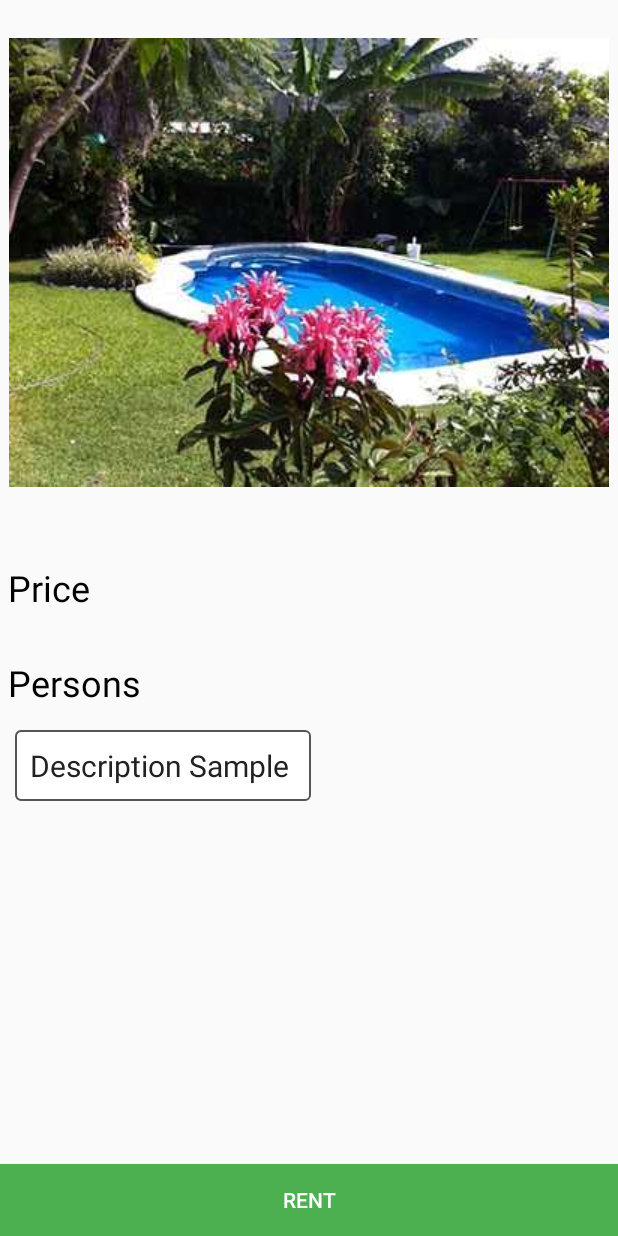
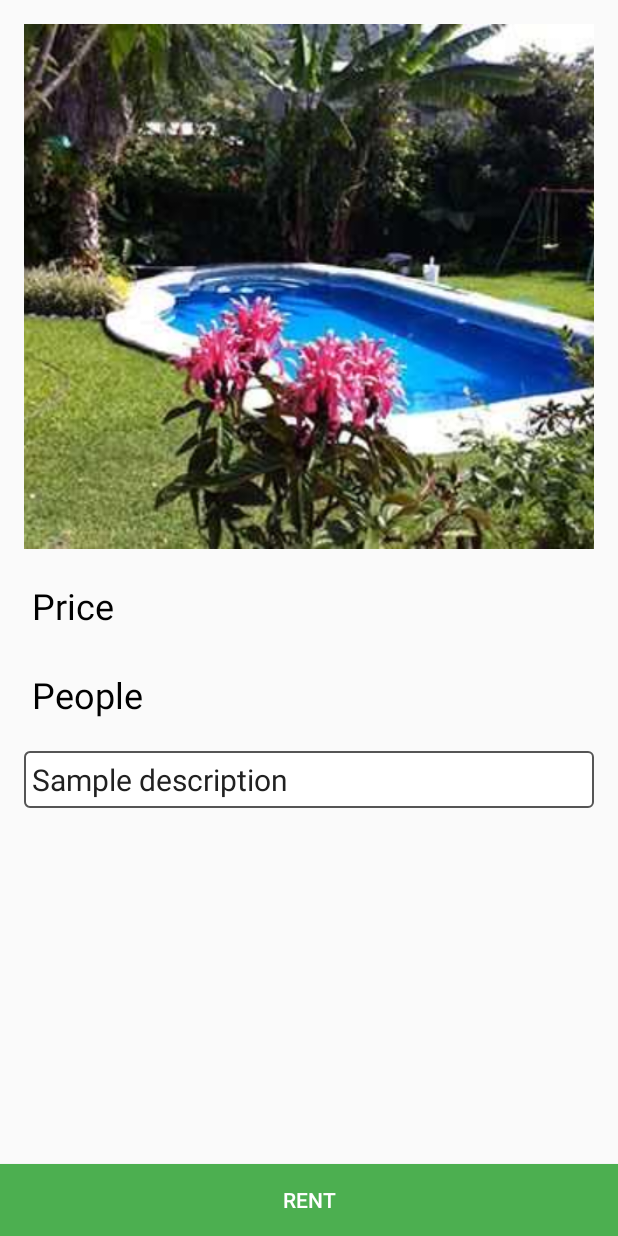
Before and after one commit to Party-Rock/android, an Android app: the layout fragment_confirmation.xml on its own in the app's theme, with its tools: preview values and no code run, on a phone screen of 412 x 824 dp. Run offline under Robolectric (Android 15) with nearby library versions, the light colour scheme and no system bars.

Commit message:
Fix consistency issues. Adhere to conventions

```diff
--- a/app/src/main/res/layout/fragment_confirmation.xml
+++ b/app/src/main/res/layout/fragment_confirmation.xml
@@ -11,53 +11,54 @@
         <LinearLayout
             android:layout_width="match_parent"
             android:layout_height="wrap_content"
-            android:orientation="vertical">
+            android:orientation="vertical"
+            android:padding="@dimen/activity_horizontal_margin">
 
 
             <ImageView
-                android:id="@+id/house_image"
+                android:id="@+id/img_venue_main"
                 android:layout_width="match_parent"
                 android:layout_height="350dp"
                 android:contentDescription="@string/venue_image"
-                android:scaleType="centerInside"
-                android:src="@drawable/house_for_show" />
+                android:scaleType="centerCrop"
+                android:src="@drawable/house_for_show"
+                android:layout_marginBottom="@dimen/activity_horizontal_margin"/>
 
 
             <TextView
-                android:id="@+id/text_view_price"
+                android:id="@+id/txt_price"
                 android:layout_width="match_parent"
                 android:layout_height="wrap_content"
-                android:layout_marginTop="20dp"
                 android:ems="10"
                 android:padding="5dp"
-                android:text="@string/txt_view_string_price"
+                android:text="@string/price"
                 android:textColor="#000"
-                android:textSize="24sp" />
+                android:textSize="24sp"
+                android:layout_marginBottom="@dimen/activity_horizontal_margin"/>
 
 
             <TextView
-                android:id="@+id/text_view_room"
+                android:id="@+id/txt_capacity"
                 android:layout_width="match_parent"
                 android:layout_height="wrap_content"
-                android:layout_marginTop="20dp"
                 android:ems="10"
                 android:padding="5dp"
-                android:text="@string/txt_view_string_room"
+                android:text="@string/people"
                 android:textColor="#000"
-                android:textSize="24sp" />
+                android:textSize="24sp"
+                android:layout_marginBottom="@dimen/activity_horizontal_margin"/>
 
             <TextView
-                android:id="@+id/house_description"
-                android:layout_width="wrap_content"
+                android:id="@+id/txt_venue_description"
+                android:layout_width="match_parent"
                 android:layout_height="wrap_content"
-                android:layout_margin="10dp"
+                android:padding="5dp"
                 android:background="@drawable/text_border"
-                android:padding="10dp"
-                android:text="Description Sample "
-                android:textSize="20sp" />
-
+                android:text="@string/description_sample"
+                android:textSize="20sp"/>
 
         </LinearLayout>
+
     </ScrollView>
 
     <Button
@@ -69,5 +70,4 @@
         android:text="@string/rent"
         android:textColor="@color/white"/>
 
-
 </FrameLayout>
--- a/app/src/main/res/layout/fragment_search_venues.xml
+++ b/app/src/main/res/layout/fragment_search_venues.xml
@@ -40,7 +40,7 @@
         android:layout_height="wrap_content"
         android:ems="10"
         android:layout_marginTop="20dp"
-        android:text="@string/txt_view_string_price"
+        android:text="@string/price"
         android:textColor="#000"
         android:textSize="24sp"
         android:padding="5dp" />
@@ -58,7 +58,7 @@
         android:layout_height="wrap_content"
         android:ems="10"
         android:layout_marginTop="20dp"
-        android:text="@string/txt_view_string_room"
+        android:text="@string/people"
         android:textColor="#000"
         android:textSize="24sp"
         android:padding="5dp" />
--- a/app/src/main/res/values/strings.xml
+++ b/app/src/main/res/values/strings.xml
@@ -6,12 +6,13 @@
 
     <string name="Rent">Rent</string>
     <string name="location_hint_text">Location</string>
-    <string name="txt_view_string_price">Price</string>
-    <string name="txt_view_string_room">Persons</string>
+    <string name="price">Price</string>
+    <string name="people">People</string>
     <string name="search_text">Search</string>
     <string name="rent_confirmation_text">Confirm Rent</string>
     <string name="previous_item">previous_item</string>
     <string name="next_item">next item</string>
     <string name="rent">Rent</string>
     <string name="venue_image">Venue image</string>
+    <string name="description_sample">Sample description</string>
 </resources>
```
